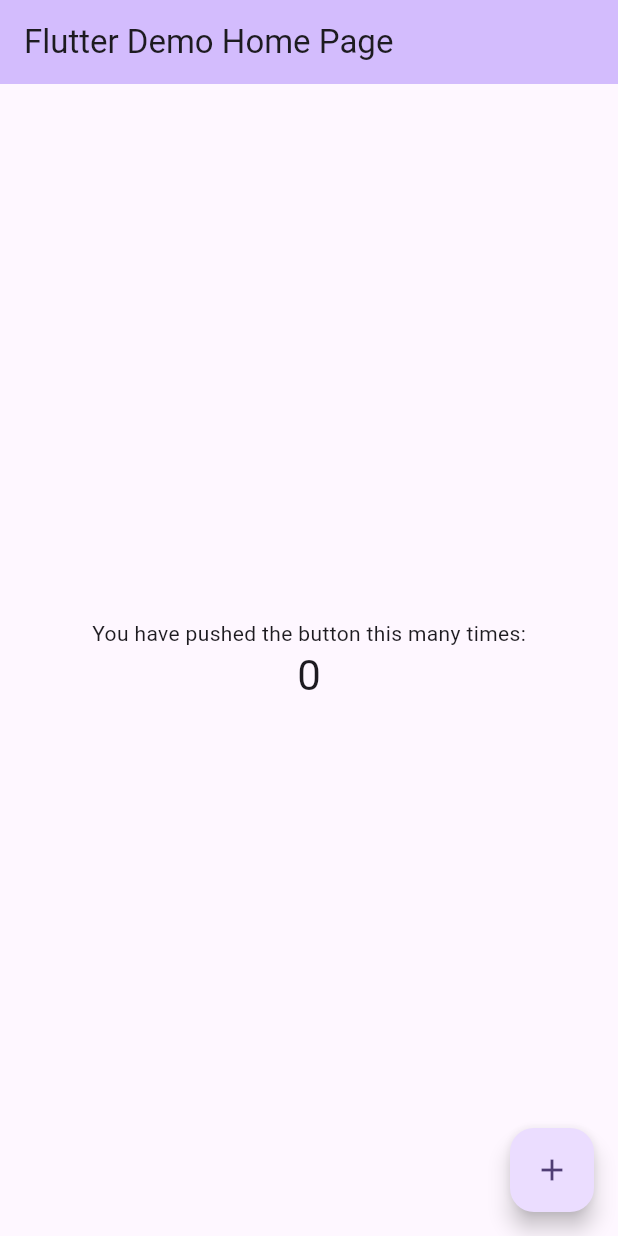
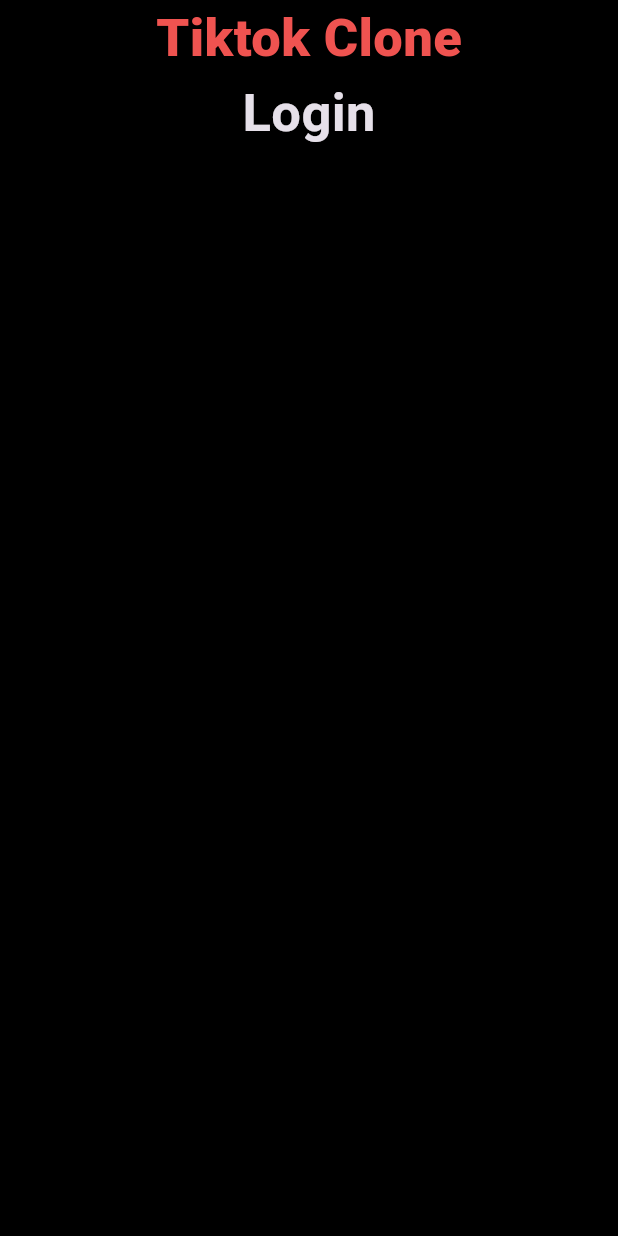
Before and after one commit to Sarverjii/TitTok_Clone, a Flutter app: the screen it shows after launch, on a phone screen of 412 x 824 dp. Run offline on Flutter 3.47's test engine with Material 3 defaults, Android fonts, the phone set to English and light mode, and no system bars.

Commit message:
Modified File Structure

```diff
--- /dev/null
+++ b/lib/constants.dart
@@ -0,0 +1,5 @@
+import 'package:flutter/material.dart';
+
+const backgroundColor = Colors.black;
+var buttonColor = Colors.red[400];
+const borderColor = Colors.grey;
--- a/lib/main.dart
+++ b/lib/main.dart
@@ -1,4 +1,6 @@
 import 'package:flutter/material.dart';
+import 'package:tiktok/constants.dart';
+import 'package:tiktok/views/screens/auth/login_screen.dart';
 
 void main() {
   runApp(const MyApp());
@@ -11,115 +13,11 @@ class MyApp extends StatelessWidget {
   @override
   Widget build(BuildContext context) {
     return MaterialApp(
-      title: 'Flutter Demo',
-      theme: ThemeData(
-        // This is the theme of your application.
-        //
-        // TRY THIS: Try running your application with "flutter run". You'll see
-        // the application has a purple toolbar. Then, without quitting the app,
-        // try changing the seedColor in the colorScheme below to Colors.green
-        // and then invoke "hot reload" (save your changes or press the "hot
-        // reload" button in a Flutter-supported IDE, or press "r" if you used
-        // the command line to start the app).
-        //
-        // Notice that the counter didn't reset back to zero; the application
-        // state is not lost during the reload. To reset the state, use hot
-        // restart instead.
-        //
-        // This works for code too, not just values: Most code changes can be
-        // tested with just a hot reload.
-        colorScheme: ColorScheme.fromSeed(seedColor: Colors.deepPurple),
-        useMaterial3: true,
-      ),
-      home: const MyHomePage(title: 'Flutter Demo Home Page'),
+      title: 'Tiktok Clone',
+      debugShowCheckedModeBanner: false,
+      theme:
+          ThemeData.dark().copyWith(scaffoldBackgroundColor: backgroundColor),
+      home: LoginScreen(),
     );
   }
 }
-
-class MyHomePage extends StatefulWidget {
-  const MyHomePage({super.key, required this.title});
-
-  // This widget is the home page of your application. It is stateful, meaning
-  // that it has a State object (defined below) that contains fields that affect
-  // how it looks.
-
-  // This class is the configuration for the state. It holds the values (in this
-  // case the title) provided by the parent (in this case the App widget) and
-  // used by the build method of the State. Fields in a Widget subclass are
-  // always marked "final".
-
-  final String title;
-
-  @override
-  State<MyHomePage> createState() => _MyHomePageState();
-}
-
-class _MyHomePageState extends State<MyHomePage> {
-  int _counter = 0;
-
-  void _incrementCounter() {
-    setState(() {
-      // This call to setState tells the Flutter framework that something has
-      // changed in this State, which causes it to rerun the build method below
-      // so that the display can reflect the updated values. If we changed
-      // _counter without calling setState(), then the build method would not be
-      // called again, and so nothing would appear to happen.
-      _counter++;
-    });
-  }
-
-  @override
-  Widget build(BuildContext context) {
-    // This method is rerun every time setState is called, for instance as done
-    // by the _incrementCounter method above.
-    //
-    // The Flutter framework has been optimized to make rerunning build methods
-    // fast, so that you can just rebuild anything that needs updating rather
-    // than having to individually change instances of widgets.
-    return Scaffold(
-      appBar: AppBar(
-        // TRY THIS: Try changing the color here to a specific color (to
-        // Colors.amber, perhaps?) and trigger a hot reload to see the AppBar
-        // change color while the other colors stay the same.
-        backgroundColor: Theme.of(context).colorScheme.inversePrimary,
-        // Here we take the value from the MyHomePage object that was created by
-        // the App.build method, and use it to set our appbar title.
-        title: Text(widget.title),
-      ),
-      body: Center(
-        // Center is a layout widget. It takes a single child and positions it
-        // in the middle of the parent.
-        child: Column(
-          // Column is also a layout widget. It takes a list of children and
-          // arranges them vertically. By default, it sizes itself to fit its
-          // children horizontally, and tries to be as tall as its parent.
-          //
-          // Column has various properties to control how it sizes itself and
-          // how it positions its children. Here we use mainAxisAlignment to
-          // center the children vertically; the main axis here is the vertical
-          // axis because Columns are vertical (the cross axis would be
-          // horizontal).
-          //
-          // TRY THIS: Invoke "debug painting" (choose the "Toggle Debug Paint"
-          // action in the IDE, or press "p" in the console), to see the
-          // wireframe for each widget.
-          mainAxisAlignment: MainAxisAlignment.center,
-          children: <Widget>[
-            const Text(
-              'You have pushed the button this many times:',
-            ),
-            Text(
-              '$_counter',
-              style: Theme.of(context).textTheme.headlineMedium,
-            ),
-          ],
-        ),
-      ),
-      floatingActionButton: FloatingActionButton(
-        onPressed: _incrementCounter,
-        tooltip: 'Increment',
-        child: const Icon(Icons.add),
-      ), // This trailing comma makes auto-formatting nicer for build methods.
-    );
-  }
-}
--- /dev/null
+++ b/lib/views/screens/auth/login_screen.dart
@@ -0,0 +1,25 @@
+import 'package:flutter/material.dart';
+import 'package:tiktok/constants.dart';
+
+class LoginScreen extends StatelessWidget {
+  const LoginScreen({super.key});
+
+  @override
+  Widget build(BuildContext context) {
+    return Scaffold(
+        body: Container(
+      alignment: Alignment.center,
+      child: Column(
+        children: [
+          Text(
+            "Tiktok Clone",
+            style: TextStyle(
+                fontSize: 35, color: buttonColor, fontWeight: FontWeight.w900),
+          ),
+          const Text("Login",
+              style: TextStyle(fontSize: 35, fontWeight: FontWeight.w700))
+        ],
+      ),
+    ));
+  }
+}
```
